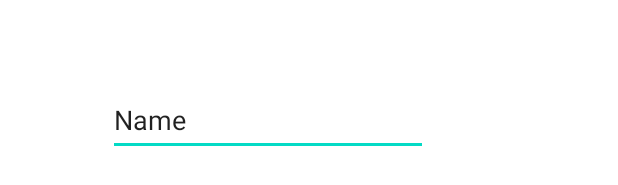
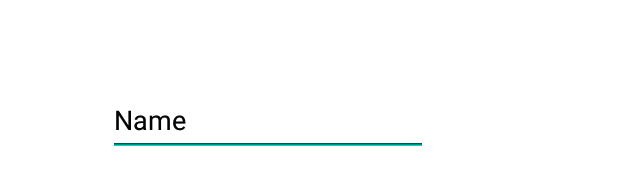
Before and after one commit to Harika-Devarapalli/projectsample, an Android app: the layout nextpage.xml on its own in the app's theme, with its tools: preview values and no code run, on a phone screen of 412 x 824 dp. Shown: the part 260-445 px from the top of the screen. Run offline under Robolectric (Android 15) with nearby library versions, the phone set to English and light mode, and no system bars.

Commit message:
added new edit text

```diff
--- a/app/src/main/res/layout/nextpage.xml
+++ b/app/src/main/res/layout/nextpage.xml
@@ -17,4 +17,17 @@
         android:text="Name"
         app:layout_constraintStart_toStartOf="parent"
         app:layout_constraintTop_toTopOf="parent" />
+    <EditText
+        android:id="@+id/editText"
+        android:layout_width="wrap_content"
+        android:layout_height="wrap_content"
+        android:layout_marginStart="72dp"
+        android:layout_marginTop="229dp"
+        android:ems="10"
+        android:inputType="textPersonName"
+        android:minHeight="48dp"
+        android:text="Name"
+        app:layout_constraintStart_toStartOf="parent"
+        app:layout_constraintTop_toTopOf="parent" />
+
 </androidx.constraintlayout.widget.ConstraintLayout>
```
